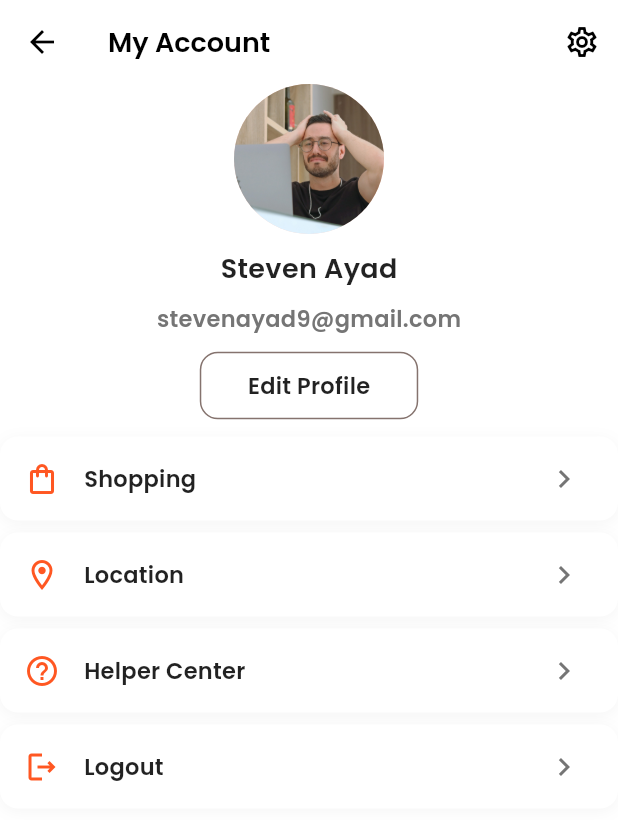
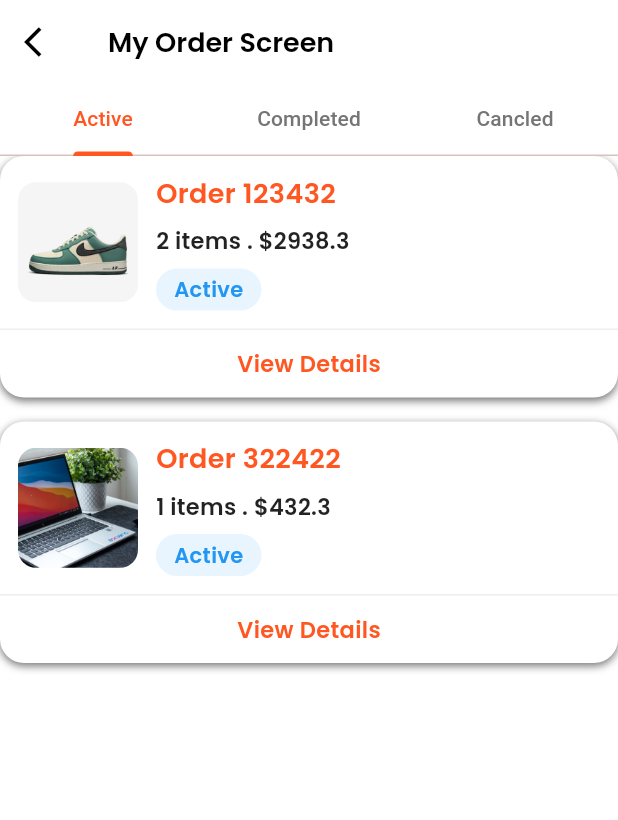
Before and after one commit to stevenayad/E-Commerce-app, a Flutter app: the Acounntscreenview screen opened directly, after a tap on "Shopping", on a phone screen of 412 x 824 dp. Shown: the top 820 px of the screen. Run offline on Flutter 3.47's test engine with Material 3 defaults, Android fonts, the light colour scheme and no system bars; our stand-ins replace get, get_storage, google_fonts, share_plus; accounts and stored records are empty.

Commit message:
orderscreendone

```diff
--- a/lib/mainscreen/presentation/widget/BuildMenuSection.dart
+++ b/lib/mainscreen/presentation/widget/BuildMenuSection.dart
@@ -1,6 +1,9 @@
 import 'package:flutter/material.dart';
 import 'package:flutter_application_1/mainscreen/presentation/widget/showdailoglogout.dart';
+import 'package:flutter_application_1/myaccontfeature/presentation/ordercardview.dart';
 import 'package:flutter_application_1/utilis/appstyle.dart';
+import 'package:get/get_core/src/get_main.dart';
+import 'package:get/get_navigation/get_navigation.dart';
 
 class BuildMenuSection extends StatelessWidget {
   const BuildMenuSection({super.key});
@@ -54,6 +57,8 @@ class BuildMenuSection extends StatelessWidget {
                 onTap: () {
                   if (item['title'] == 'Logout') {
                     DialogUtils.showLogoutDialog(context);
+                  } else if (item['title'] == 'Shopping') {
+                    Get.off(() => Ordercardview());
                   }
                 },
               ),
--- /dev/null
+++ b/lib/myaccontfeature/Model/ordermodel.dart
@@ -0,0 +1,62 @@
+enum OrderStatus { active, completed, cancelled }
+
+class Ordermodel {
+  final int itemCount;
+  final String orderNumber;
+  final double totalAmount;
+  final OrderStatus status;
+  final String imageUrl;
+  final DateTime orderDate;
+
+  Ordermodel({
+    required this.itemCount,
+    required this.orderNumber,
+    required this.totalAmount,
+    required this.status,
+    required this.imageUrl,
+    required this.orderDate,
+  });
+}
+
+class OrderRepository {
+  List<Ordermodel> getOrders() {
+    return [
+      Ordermodel(
+        orderNumber: '123432',
+        itemCount: 2,
+        totalAmount: 2938.3,
+        status: OrderStatus.active,
+        imageUrl: 'assets/images/shoe.jpg',
+        orderDate: DateTime.now().subtract(const Duration(hours: 2)),
+      ), // Order
+      Ordermodel(
+        orderNumber: '322422',
+        itemCount: 1,
+        totalAmount: 432.3,
+        status: OrderStatus.active,
+        imageUrl: 'assets/images/laptop.jpg',
+        orderDate: DateTime.now().subtract(const Duration(hours: 1)),
+      ), // Order
+      Ordermodel(
+        orderNumber: '64353',
+        itemCount: 2,
+        totalAmount: 32.3,
+        status: OrderStatus.completed,
+        imageUrl: 'assets/images/shoe2.jpg',
+        orderDate: DateTime.now().subtract(const Duration(hours: 3)),
+      ), // Order
+      Ordermodel(
+        orderNumber: '25242',
+        itemCount: 5,
+        totalAmount: 4932.3,
+        status: OrderStatus.cancelled,
+        imageUrl: 'assets/images/shoe2.jpg',
+        orderDate: DateTime.now().subtract(const Duration(hours: 7)),
+      ), // Order
+    ];
+  }
+
+  List<Ordermodel> getorderbystaus(OrderStatus status) {
+    return getOrders().where((order) => order.status == status).toList();
+  }
+}
--- /dev/null
+++ b/lib/myaccontfeature/presentation/ordercardview.dart
@@ -0,0 +1,55 @@
+import 'dart:ui';
+
+import 'package:flutter/material.dart';
+import 'package:flutter_application_1/mainscreen/Model/product.dart';
+import 'package:flutter_application_1/myaccontfeature/Model/ordermodel.dart';
+import 'package:flutter_application_1/myaccontfeature/presentation/widget/buildorderlist.dart';
+import 'package:flutter_application_1/utilis/appstyle.dart';
+import 'package:get/get.dart';
+import 'package:get/get_core/src/get_main.dart';
+
+class Ordercardview extends StatelessWidget {
+  const Ordercardview({super.key});
+
+  @override
+  Widget build(BuildContext context) {
+    final OrderRepository orderRepository = OrderRepository();
+    final isDark = Theme.of(context).brightness == Brightness.dark;
+    return DefaultTabController(
+      length: 3,
+      child: Scaffold(
+        appBar: AppBar(
+          title: Text(
+            'My Order Screen',
+            style: AppTextStyle.withColor(
+              AppTextStyle.h3,
+              isDark ? Colors.white : Colors.black,
+            ),
+          ),
+          leading: IconButton(
+            onPressed: () {
+              Get.back();
+            },
+            icon: Icon(Icons.arrow_back_ios),
+          ),
+          bottom: TabBar(
+            labelColor: Theme.of(context).primaryColor,
+            unselectedLabelColor: isDark ? Colors.grey[400] : Colors.grey[600],
+            tabs: [
+              Tab(text: 'Active'),
+              Tab(text: 'Completed'),
+              Tab(text: 'Cancled'),
+            ],
+          ),
+        ),
+        body: TabBarView(
+          children: [
+            buildorderlist(context, OrderStatus.active, orderRepository),
+            buildorderlist(context, OrderStatus.completed, orderRepository),
+            buildorderlist(context, OrderStatus.cancelled, orderRepository),
+          ],
+        ),
+      ),
+    );
+  }
+}
--- /dev/null
+++ b/lib/myaccontfeature/presentation/widget/buildorderlist.dart
@@ -0,0 +1,19 @@
+import 'package:flutter/material.dart';
+import 'package:flutter_application_1/myaccontfeature/Model/ordermodel.dart';
+import 'package:flutter_application_1/myaccontfeature/presentation/ordercardview.dart';
+import 'package:flutter_application_1/myaccontfeature/presentation/widget/ordercard.dart';
+
+Widget buildorderlist(
+  BuildContext context,
+  OrderStatus status,
+  OrderRepository orderRepository,
+) {
+  final orders = orderRepository.getorderbystaus(status);
+  return ListView.builder(
+    itemCount: orders.length,
+    itemBuilder: (context, index) {
+      final order = orders[index];
+      return Ordercard(ordermodel: order, onviewdetils: () {});
+    },
+  );
+}
--- /dev/null
+++ b/lib/myaccontfeature/presentation/widget/ordercard.dart
@@ -0,0 +1,136 @@
+import 'package:flutter/material.dart';
+import 'package:flutter_application_1/myaccontfeature/Model/ordermodel.dart';
+import 'package:flutter_application_1/utilis/appstyle.dart';
+import 'package:get/get.dart';
+
+class Ordercard extends StatelessWidget {
+  const Ordercard({
+    super.key,
+    required this.ordermodel,
+    required this.onviewdetils,
+  });
+  final Ordermodel ordermodel;
+  final VoidCallback onviewdetils;
+
+  @override
+  Widget build(BuildContext context) {
+    final isDark = Theme.of(context).brightness == Brightness.dark;
+    return Container(
+      margin: const EdgeInsets.only(bottom: 16),
+      decoration: BoxDecoration(
+        color: Theme.of(context).cardColor,
+        borderRadius: BorderRadius.circular(16),
+        boxShadow: [
+          BoxShadow(
+            color: isDark ? Colors.grey[400]! : Colors.grey[600]!,
+            blurRadius: 4,
+            offset: const Offset(0, 2),
+          ),
+        ],
+      ),
+      child: Column(
+        children: [
+          Padding(
+            padding: EdgeInsets.all(12),
+            child: Row(
+              children: [
+                Container(
+                  width: 80,
+                  height: 80,
+                  decoration: BoxDecoration(
+                    borderRadius: BorderRadius.circular(12),
+                    image: DecorationImage(
+                      image: AssetImage(ordermodel.imageUrl),
+                      fit: BoxFit.cover,
+                    ),
+                  ),
+                ),
+                SizedBox(width: 12),
+                Expanded(
+                  child: Column(
+                    crossAxisAlignment: CrossAxisAlignment.start,
+                    children: [
+                      Text(
+                        'Order ${ordermodel.orderNumber}',
+                        style: AppTextStyle.withColor(
+                          AppTextStyle.h3,
+                          Theme.of(context).primaryColor,
+                        ),
+                      ),
+                      const SizedBox(height: 8),
+                      Text(
+                        '${ordermodel.itemCount} items . \$${ordermodel.totalAmount}',
+                        style: AppTextStyle.withColor(
+                          AppTextStyle.bodyMedium,
+                          Theme.of(context).textTheme.bodyLarge!.color!,
+                        ),
+                      ),
+                      const SizedBox(height: 8),
+                      buildstachchip(context, ordermodel.status),
+                    ],
+                  ),
+                ),
+              ],
+            ),
+          ),
+          Divider(height: 1, color: Colors.grey.shade200),
+          InkWell(
+            onTap: onviewdetils,
+            child: Padding(
+              padding: EdgeInsets.all(12),
+              child: Center(
+                child: Text(
+                  'View Details',
+                  style: AppTextStyle.withColor(
+                    AppTextStyle.buttonMedium,
+                    Theme.of(context).primaryColor,
+                  ),
+                ),
+              ),
+            ),
+          ),
+        ],
+      ),
+    );
+  }
+}
+
+Widget buildstachchip(BuildContext context, OrderStatus status) {
+  Color getstatuscolor() {
+    switch (status) {
+      case OrderStatus.active:
+        return Colors.blue;
+      case OrderStatus.completed:
+        return Colors.green;
+      case OrderStatus.cancelled:
+        return Colors.red;
+      default:
+        return Colors.grey;
+    }
+  }
+
+  String getStatusText() {
+    switch (status) {
+      case OrderStatus.active:
+        return 'Active';
+      case OrderStatus.completed:
+        return 'Completed';
+      case OrderStatus.cancelled:
+        return 'Cancelled';
+      default:
+        return 'Unknown';
+    }
+  }
+
+  return Container(
+    padding: EdgeInsets.symmetric(horizontal: 12, vertical: 4),
+    decoration: BoxDecoration(
+      color: getstatuscolor().withOpacity(0.1),
+      borderRadius: BorderRadius.circular(20),
+    ),
+    child: Text(
+      getStatusText(),
+      style: AppTextStyle.withColor(AppTextStyle.bodySmall, getstatuscolor()),
+    ),
+  );
+}
--- /dev/null
+++ b/lib/utilis/customapp.dart
@@ -0,0 +1,33 @@
+import 'package:flutter/material.dart';
+import 'package:flutter_application_1/utilis/appstyle.dart';
+import 'package:get/get.dart';
+import 'package:get/get_core/src/get_main.dart';
+
+class Customapp extends StatelessWidget implements PreferredSizeWidget {
+  const Customapp({super.key, required this.title});
+
+  final String title;
+
+  @override
+  Size get preferredSize => Size.fromHeight(kToolbarHeight);
+
+  @override
+  Widget build(BuildContext context) {
+    final isDark = Theme.of(context).brightness == Brightness.dark;
+    return AppBar(
+      title: Text(
+        title,
+        style: AppTextStyle.withColor(
+          AppTextStyle.h3,
+          isDark ? Colors.white : Colors.black,
+        ),
+      ),
+      leading: IconButton(
+        onPressed: () {
+          Get.back();
+        },
+        icon: Icon(Icons.arrow_back_ios),
+      ),
+    );
+  }
+}
```
